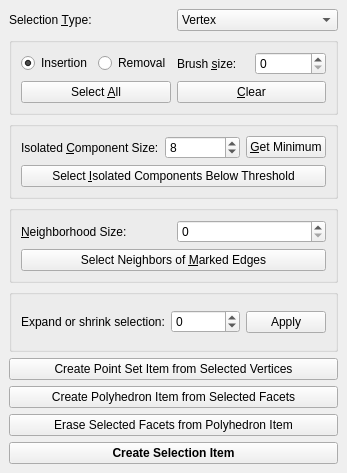
Old version of the form Polyhedron/demo/Polyhedron/Selection_widget.ui in the repository CGAL/cgal.
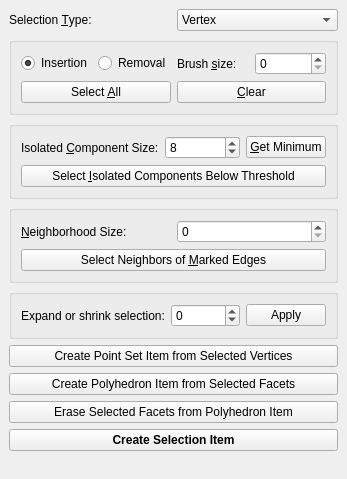
New version of the form.

Commit message: Add vertical spacer for docks

The edit to the form file:
```diff
--- a/Polyhedron/demo/Polyhedron/Selection_widget.ui
+++ b/Polyhedron/demo/Polyhedron/Selection_widget.ui
@@ -6,8 +6,8 @@
    <rect>
     <x>0</x>
     <y>0</y>
-    <width>327</width>
-    <height>473</height>
+    <width>334</width>
+    <height>479</height>
    </rect>
   </property>
   <property name="windowTitle">
@@ -280,6 +280,19 @@
       </property>
      </widget>
     </item>
+    <item>
+     <spacer name="verticalSpacer">
+      <property name="orientation">
+       <enum>Qt::Vertical</enum>
+      </property>
+      <property name="sizeHint" stdset="0">
+       <size>
+        <width>20</width>
+        <height>40</height>
+       </size>
+      </property>
+     </spacer>
+    </item>
    </layout>
   </widget>
  </widget>
```
The commit also changes 2 other files.
